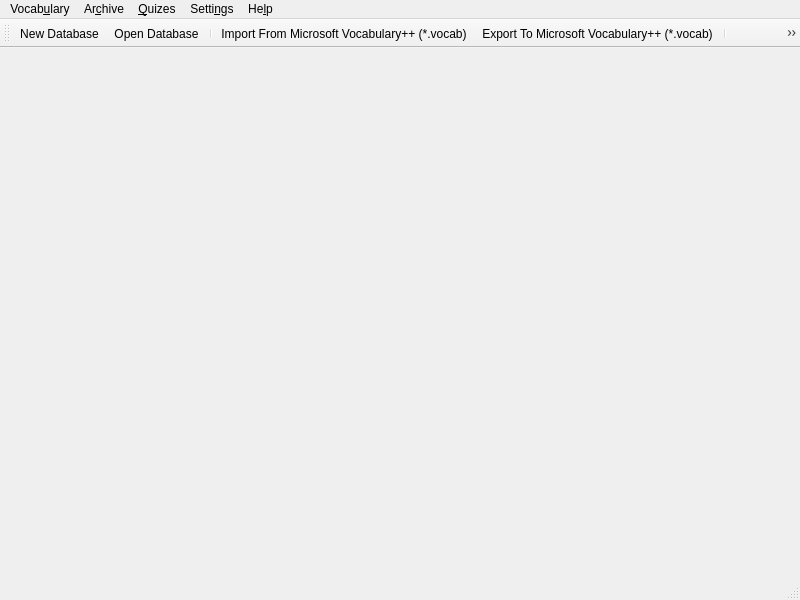
The window that Forms/MainWindow.ui (iatanasov77/qvocabulary) describes before a commit, drawn with Qt 5.
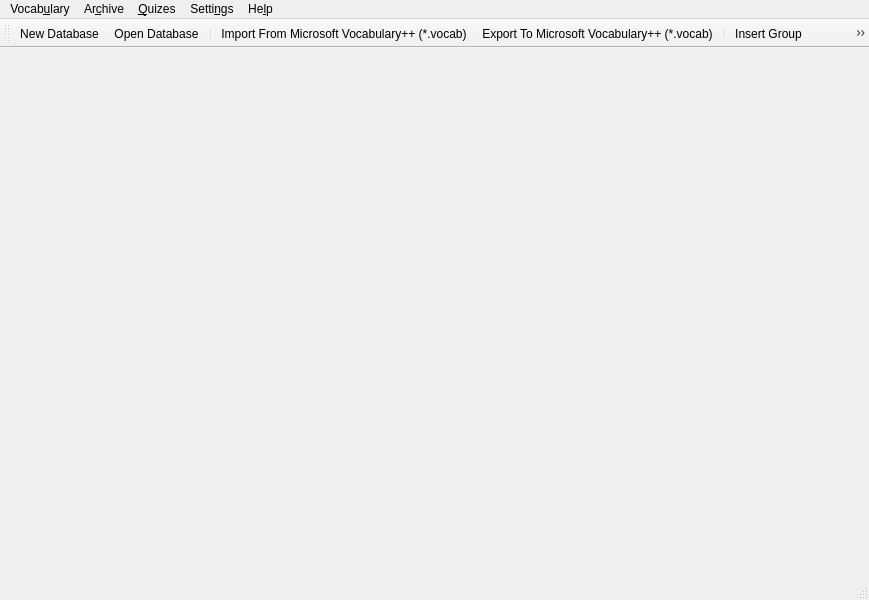
The same window after the commit.

Commit message: Styling MainMenu ToolBar Separators.

```diff
--- a/Forms/MainWindow.ui
+++ b/Forms/MainWindow.ui
@@ -6,7 +6,7 @@
    <rect>
     <x>0</x>
     <y>0</y>
-    <width>800</width>
+    <width>869</width>
     <height>600</height>
    </rect>
   </property>
@@ -59,7 +59,7 @@
     <rect>
      <x>0</x>
      <y>0</y>
-     <width>800</width>
+     <width>869</width>
      <height>30</height>
     </rect>
    </property>
```
Left out of the diff: 1 changed line with no effect on the pictures. The commit also changes 2 other files.
